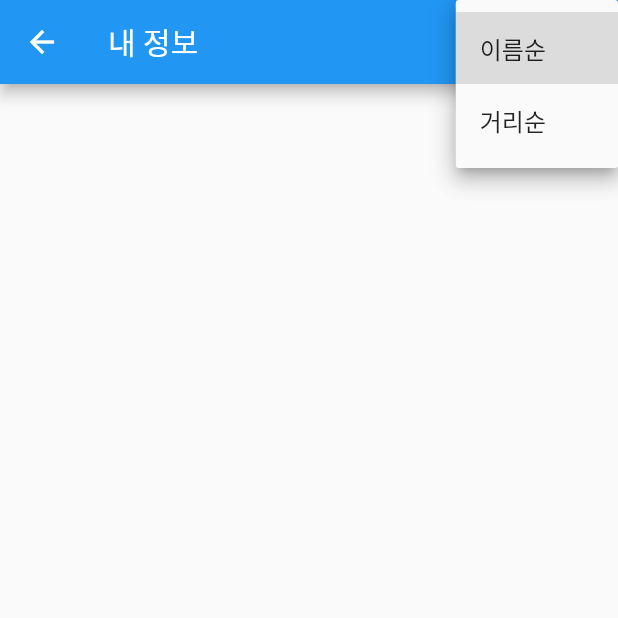
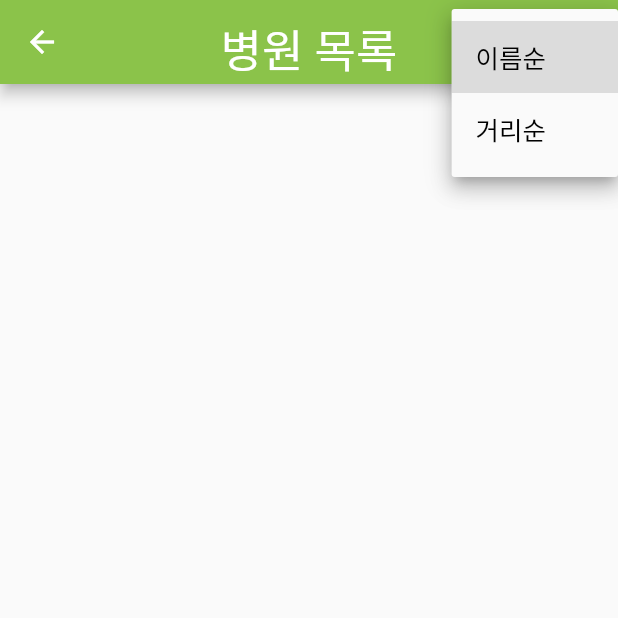
Before and after one commit to lsuinl/Ahri_manager, a Flutter app: the MapHospitalListScreen screen opened directly, after a tap on "이름순", on a phone screen of 412 x 824 dp, the top half of it. Run offline on Flutter 3.47's test engine with Material 2 defaults, Android fonts, the phone set to English and light mode, and no system bars; our stand-ins replace drift, geolocator, get_it, google_maps_flutter, image_picker, permission_handler and 3 more; accounts and stored records are empty; generated files the repository leaves out were written again; Roboto replaces fonts that are missing (jua).

Commit message:
디자인복구완료

```diff
--- a/lib/main.dart
+++ b/lib/main.dart
@@ -1,6 +1,7 @@
 import 'package:ahri_manager/data/database/drift_database.dart';
 import 'package:ahri_manager/screen/calendar_scr.dart';
 import 'package:ahri_manager/screen/check_permission.dart';
+import 'package:ahri_manager/screen/hospital_list.dart';
 import 'package:ahri_manager/screen/hospital_map.dart';
 import 'package:ahri_manager/screen/my_animal_information.dart';
 import 'package:ahri_manager/screen/input_animal_information.dart';
@@ -50,7 +51,7 @@ void main() async{
 
   runApp(
     MaterialApp( //앱 스타일
-    home: MyAnimalScreen() //
+    home: BuyObjectScreen() //
     ),
   );
 }
--- a/lib/screen/hospital_list.dart
+++ b/lib/screen/hospital_list.dart
@@ -38,31 +38,65 @@ class _MapHospitalListScreenState extends State<MapHospitalListScreen> {
   }
 
   @override
-
   Widget build(BuildContext context) {
     String animalspecies="";
     if(user_infotmations.isNotEmpty) {
       animalspecies = user_infotmations.first.species;
     }
+
     List<Widget> getlist() {
       List<Widget> textlist = [];
       for (int i = 0; i < hospitalinf.length; i++) {
         if (hospitalinf[i].animal.contains(animalspecies)) {
-          textlist.add(Column(
+          textlist.add(
+            Padding(
+              padding: const EdgeInsets.symmetric(vertical: 15.0),
+              child: Column(
                 children: [
-                Text("${hospitalinf[i].name}", style: TextStyle(fontSize: 17),),
-                Text("${hospitalinf[i].phone}", style: TextStyle(fontSize: 17),),
-                Text("${hospitalinf[i].adress}", style: TextStyle(fontSize: 12),),
-                Text("${hospitalinf[i].animal.toString()}\n\n", style: TextStyle(fontSize: 17),),
+                  SizedBox(height: 8.0),
+                  Text(
+                    "${hospitalinf[i].name}", //병원명
+                    style: TextStyle(
+                      fontSize: 20,
+                      fontFamily: 'jua',
+                    ),
+                  ),
+                  Text(
+                    "${hospitalinf[i].phone}", //전화번호
+                    style: TextStyle(
+                      fontSize: 17,
+                      fontFamily: 'jua',
+                    ),
+                  ),
+                  Text(
+                    "${hospitalinf[i].adress}", //주소
+                    style: TextStyle(
+                      fontSize: 15,
+                      fontFamily: 'jua',
+                    ),
+                  ),
+                  Text(
+                    "${hospitalinf[i].animal.toString()}\n\n", //동물
+                    style: TextStyle(
+                      fontSize: 17,
+                      fontFamily: 'jua',
+                    ),
+                  ),
+                  Container(
+                    height: 1.0,
+                    width: 500.0,
+                    color: Colors.black12,
+                  ),
                   //이름순이면 순서대로, 거리순이면 거리계산해서
                 ],
+              ),
             ),
           );
         }
         //거리순으로 선택된경우에는 거리순으로 정렬(버블정렬)
-        if(_sortText=="거리순"){
-          for(int a=0;a<textlist.length;a++) {
-            for(int b=a;b<textlist.length;b++) {
+        if (_sortText == "거리순") {
+          for (int a = 0; a < textlist.length; a++) {
+            for (int b = a; b < textlist.length; b++) {
               Widget temporary;
               // if(){}
             }
@@ -74,9 +108,26 @@ class _MapHospitalListScreenState extends State<MapHospitalListScreen> {
 
     return Scaffold(
       appBar: AppBar(
-        title: Text("내 정보"),
+        backgroundColor: Colors.lightGreen,
+        title: Padding(
+          padding: const EdgeInsets.only(top: 8.0),
+          child: Text(
+            "병원 목록",
+            style: TextStyle(
+              fontSize: 30.0,
+              fontFamily: 'jua',
+            ),
+          ),
+        ),
         actions: [
-      DropdownButton(
+          Padding(
+            padding: const EdgeInsets.only(top: 6.0),
+            child: DropdownButton(
+              style: TextStyle(
+                fontFamily: 'jua',
+                fontSize: 17.0,
+                color: Colors.black,
+              ),
               items: _dropDownSpeciesItems,
               onChanged: (String? value) {
                 setState(() {
@@ -85,7 +136,9 @@ class _MapHospitalListScreenState extends State<MapHospitalListScreen> {
               },
               value: _sortText,
             ),
+          ),
         ],
+        centerTitle: true,
       ),
       body: ListView(
         scrollDirection: Axis.vertical,
--- a/lib/screen/hospital_map.dart
+++ b/lib/screen/hospital_map.dart
@@ -13,34 +13,34 @@ class MapHospitalScreen extends StatefulWidget {
   State<MapHospitalScreen> createState() => _MapHospitalScreenState();
 }
 
-
 class _MapHospitalScreenState extends State<MapHospitalScreen> {
-  Set<Marker> _markers=new Set();
+  Set<Marker> _markers = new Set();
   GoogleMapController? mapController;
-  List<information> hospitalinf =[];
-  List<user_information> user_infotmations=[];
-  final UserHelper helper=UserHelper();
+  List<information> hospitalinf = [];
+  List<user_information> user_infotmations = [];
+  final UserHelper helper = UserHelper();
 
   @override
-  void initState(){
-
-    hospitalinf=hospitialinf;
-    helper.init().then((value){
+  void initState() {
+    hospitalinf = hospitialinf;
+    helper.init().then((value) {
       updateScreen();
     });
     super.initState();
   }
+
   @override
   Widget build(BuildContext context) {
-    String animalspecies="";
-    if(user_infotmations.isNotEmpty) {
+    String animalspecies = "";
+    if (user_infotmations.isNotEmpty) {
       animalspecies = user_infotmations.first.species;
     }
     //페이지 뷰에소의 박스
 
     //마커.
-    for(int i=0; i<hospitalinf.length;i++) {
-      if(hospitalinf[i].animal.contains(animalspecies)) { //해당반려동물을 진료하는 병원만
+    for (int i = 0; i < hospitalinf.length; i++) {
+      if (hospitalinf[i].animal.contains(animalspecies)) {
+        //해당반려동물을 진료하는 병원만
         //마커추가하기
         _markers.add(Marker(
           markerId: MarkerId(hospitalinf[i].name),
@@ -52,7 +52,8 @@ class _MapHospitalScreenState extends State<MapHospitalScreen> {
             showModalBottomSheet<void>(
               context: context,
               builder: (context) {
-                return Container( //위로 올라오는 부분
+                return Container(
+                  //위로 올라오는 부분
                   height: 200,
                   color: Colors.amber,
                   child: Center(
@@ -74,8 +75,8 @@ class _MapHospitalScreenState extends State<MapHospitalScreen> {
             title: hospitalinf[i].name,
           ),
         ));
-      }//if
-    }//for
+      } //if
+    } //for
 
     return Scaffold(
         appBar: AppBar(
@@ -84,15 +85,15 @@ class _MapHospitalScreenState extends State<MapHospitalScreen> {
             '지도찾기',
             style: TextStyle(
                 color: Colors.white,
-              fontWeight: FontWeight.w700,
+                fontFamily: 'jua',
+                fontSize: 30.0),
           ),
-          ),
-          backgroundColor: Colors.pink,
+          backgroundColor: Colors.lightGreen,
+          centerTitle: true,
         ),
         body: FutureBuilder<String>(
           future: checkPermission(),
           builder: (BuildContext context, AsyncSnapshot snapshot) {
-
             //로딩중,,
             if (snapshot.connectionState == ConnectionState.waiting) {
               return Center(child: CircularProgressIndicator());
@@ -100,17 +101,15 @@ class _MapHospitalScreenState extends State<MapHospitalScreen> {
             //권한을 얻었을 시에 작동
             if (snapshot.data == '위치 권한이 허가되었습니다.') {
               return StreamBuilder<Position>(
-                  stream:Geolocator.getPositionStream(), //내 현재위치 가져오기
+                  stream: Geolocator.getPositionStream(), //내 현재위치 가져오기
                   builder: (context, snapshot) {
                     return Column(
                       children: [
                         Expanded(
                           flex: 3,
                           child: GoogleMap(
-                        initialCameraPosition: CameraPosition (
-                            target: LatLng(0,0),
-                            zoom: 16
-                        ),
+                            initialCameraPosition:
+                                CameraPosition(target: LatLng(0, 0), zoom: 16),
                             //초기 카메라 위치
                             myLocationEnabled: true,
                             //내위치표시
@@ -131,7 +130,7 @@ class _MapHospitalScreenState extends State<MapHospitalScreen> {
             }
             //권한 설정이 안 되어있는 경우
             return Center(
-              child:(snapshot.data),
+              child: (snapshot.data),
             );
           },
         ));
@@ -140,11 +139,11 @@ class _MapHospitalScreenState extends State<MapHospitalScreen> {
   onMapCreated(GoogleMapController controller) {
     mapController = controller;
   }
-  void updateScreen(){
-    user_infotmations=helper.getuserinformation();
+
+  void updateScreen() {
+    user_infotmations = helper.getuserinformation();
     setState(() {});
   }
-
 }
 
 //------------------------------------------------------
--- a/lib/screen/shop_list.dart
+++ b/lib/screen/shop_list.dart
@@ -37,18 +37,17 @@ class _birdurlState extends State<_birdurl> {
     helper.init().then((value) {
       updateScreen();
     });
+    super.initState();
+  }
+
+  @override
+  Widget build(BuildContext context) {
     if(user_infotmations.isNotEmpty) {
       if (user_infotmations.first.species == "앵무새") shop_name = birdshopname;
       if (user_infotmations.first.species == "햄스터") shop_name = hamshopname;
       if (user_infotmations.first.species == "토끼") shop_name = rabbitshopname;
       if (user_infotmations.first.species == "물고기") shop_name = pishshopname;
       if (user_infotmations.first.species == "도마뱀") shop_name = lizardshopname;
-    }
-    super.initState();
-  }
-
-  @override
-  Widget build(BuildContext context) {
       return Scaffold(
         appBar: AppBar(
           backgroundColor: Colors.lightGreen,
@@ -63,12 +62,14 @@ class _birdurlState extends State<_birdurl> {
               ),
             ),
           ),
+          centerTitle: true,
         ),
         backgroundColor: Colors.white,
         body: SingleChildScrollView(
           scrollDirection: Axis.vertical,
           child: Padding(
-          padding: const EdgeInsets.symmetric(horizontal: 8.0), //버튼 양옆 조금씩 띄우기
+            padding: const EdgeInsets.symmetric(horizontal: 8.0),
+            //버튼 양옆 조금씩 띄우기
             child: Column(
               mainAxisAlignment: MainAxisAlignment.center, //왜 중간으로 안 가는겨
               crossAxisAlignment: CrossAxisAlignment.stretch,
@@ -116,6 +117,20 @@ class _birdurlState extends State<_birdurl> {
         ),
       );
     }
+    else
+      return Column(
+        mainAxisAlignment: MainAxisAlignment.center,
+        children: [
+          Image.asset(
+            'asset/imgs/unicorn.png',
+          ),
+          Text(
+            "문제가 생겼습니다. 다시 시도해주세요.",
+            style: TextStyle(color: Colors.black),
+          ),
+        ],
+      );
+  }
 
   void updateScreen() {
     user_infotmations = helper.getuserinformation();
```
Lines whose indentation alone changed are shown as unchanged.
